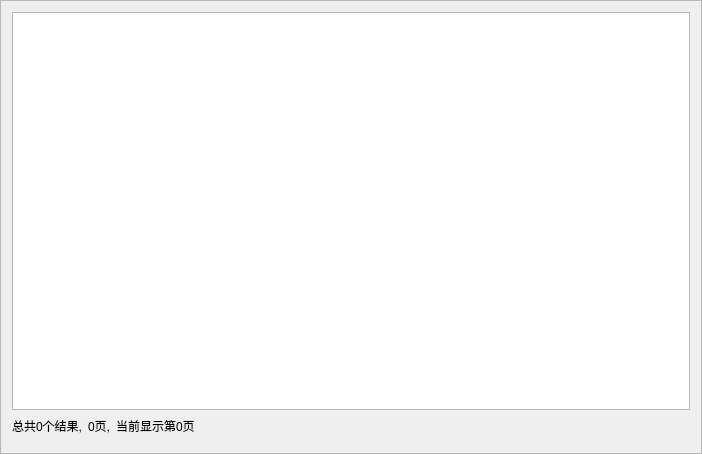
goutaiping/QtMVCtest, file QtMVCtest/pagedsqltableframe.ui: the form before one commit.
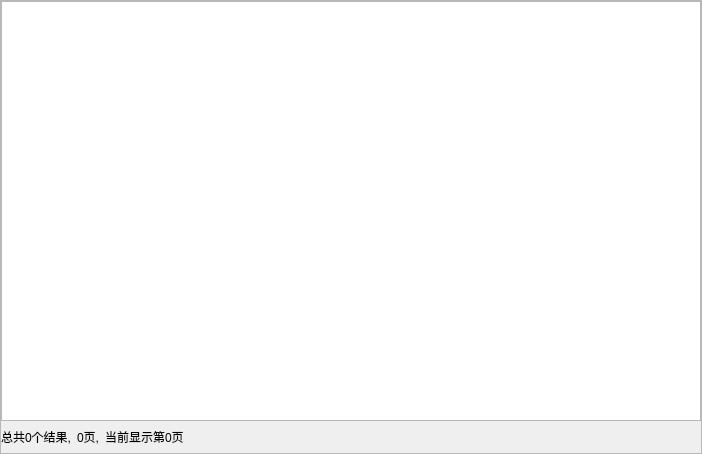
The form after the commit.

Patch:
```diff
--- a/QtMVCtest/pagedsqltableframe.ui
+++ b/QtMVCtest/pagedsqltableframe.ui
@@ -20,6 +20,18 @@
    <enum>QFrame::Raised</enum>
   </property>
   <layout class="QGridLayout" name="gridLayout">
+   <property name="leftMargin">
+    <number>0</number>
+   </property>
+   <property name="topMargin">
+    <number>0</number>
+   </property>
+   <property name="rightMargin">
+    <number>0</number>
+   </property>
+   <property name="bottomMargin">
+    <number>0</number>
+   </property>
    <item row="2" column="0">
     <widget class="QFrame" name="frame_pageButtons">
      <property name="frameShape">
```
